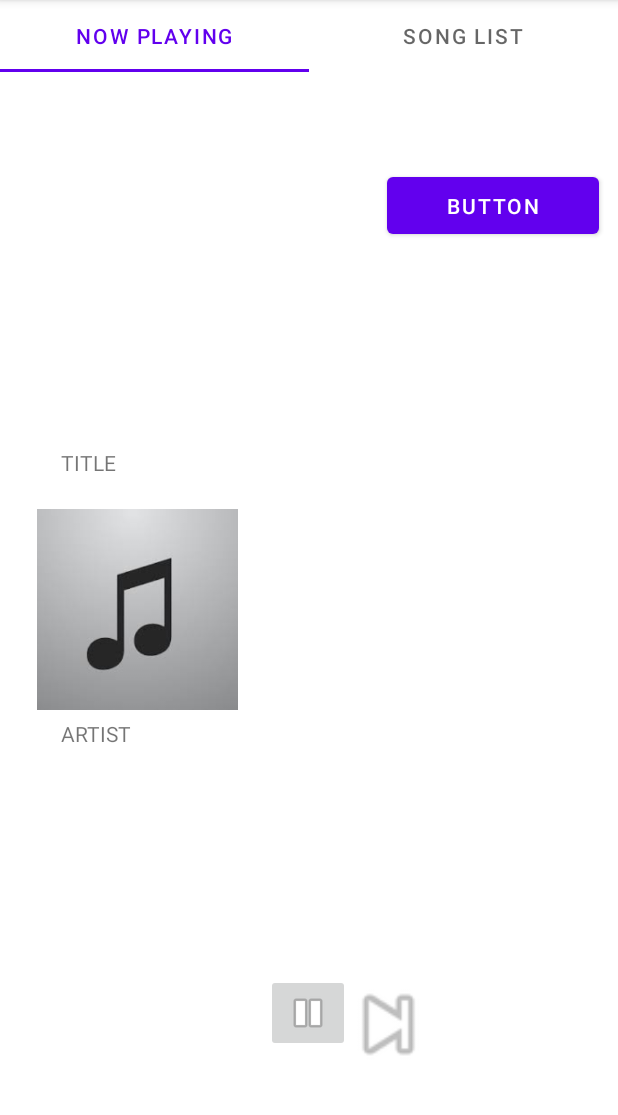
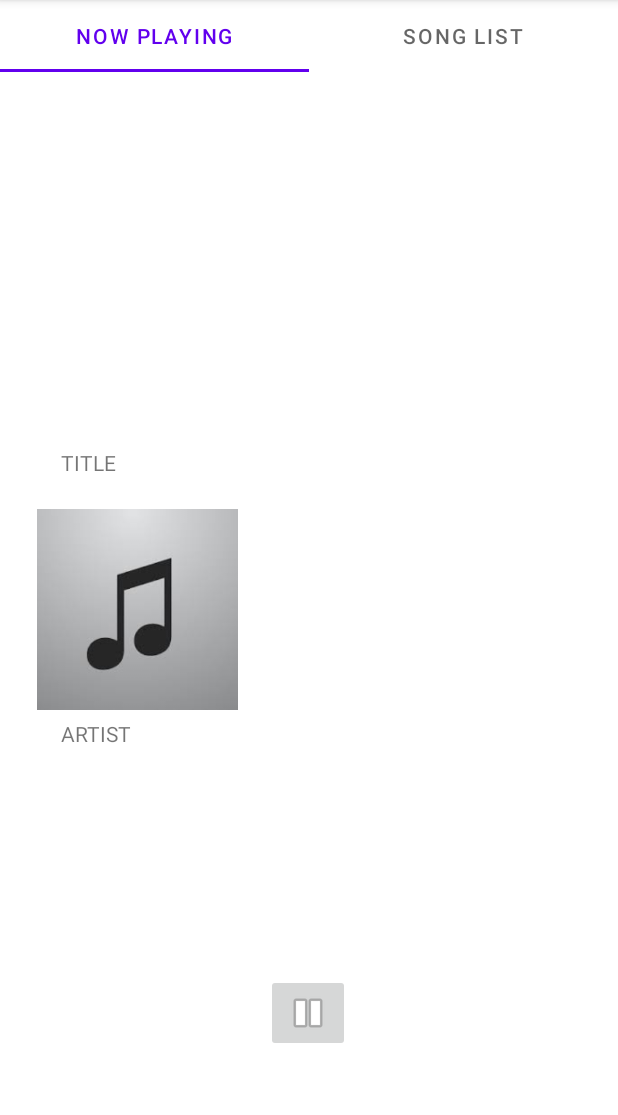
Before and after one commit to Riyas-vk/Project_Media_01, an Android app: the screen it shows after launch (MainActivity), after a tap on an icon or button, on a phone screen of 412 x 824 dp, the part 84-1199 px from its top. Run offline under Robolectric (Android 15) with nearby library versions, the phone set to English and light mode, and no system bars; 2 statements that could not run were skipped.

Commit message:
new commit

```diff
--- a/app/src/main/java/com/example/project_vehicle_01/MainActivity.java
+++ b/app/src/main/java/com/example/project_vehicle_01/MainActivity.java
@@ -31,8 +31,8 @@ public class MainActivity extends AppCompatActivity {
     FragmentAdapter adapter;
     IMyAidlInterface iMyAidlInterface;
     Boolean connected=true;
-    Button btn;
-    ImageButton imgBtn1;
+
+
 
 
 
@@ -54,8 +54,7 @@ public class MainActivity extends AppCompatActivity {
         tabLayout.addTab(tabLayout.newTab().setText("Now Playing"));
         tabLayout.addTab(tabLayout.newTab().setText("Song List"));
 
-        btn=findViewById(R.id.button);
-        imgBtn1=findViewById(R.id.play);
+
 
         tabLayout.addOnTabSelectedListener(new TabLayout.OnTabSelectedListener() {
             @Override
@@ -84,31 +83,31 @@ public class MainActivity extends AppCompatActivity {
             }
         });
 
-        Intent intent = new Intent("com.example.project_vehicle_service_01.AIDL");
-
-        intent.setClassName("com.example.project_vehicle_service_01",
-                "com.example.project_vehicle_service_01.MyService");
-        if(getBaseContext().getApplicationContext().bindService(intent, serviceCon, Context.BIND_AUTO_CREATE)){
-            connected=true;
-            Toast.makeText(getApplicationContext(), "BindServiceSuccess", Toast.LENGTH_SHORT).show();
-            System.out.println("success");
-        }else
-            Toast.makeText(getApplicationContext(), "BindServiceFailed", Toast.LENGTH_SHORT).show();
+//        Intent intent = new Intent("com.example.project_vehicle_service_01.AIDL");
+//
+//        intent.setClassName("com.example.project_vehicle_service_01",
+//                "com.example.project_vehicle_service_01.MyService");
+//        if(getBaseContext().getApplicationContext().bindService(intent, serviceCon, Context.BIND_AUTO_CREATE)){
+//            connected=true;
+//            Toast.makeText(getApplicationContext(), "BindServiceSuccess", Toast.LENGTH_SHORT).show();
+//            System.out.println("success");
+//        }else
+//            Toast.makeText(getApplicationContext(), "BindServiceFailed", Toast.LENGTH_SHORT).show();
 
 
 }
 
-    private final ServiceConnection serviceCon=new ServiceConnection() {
-        @Override
-        public void onServiceConnected(ComponentName componentName, IBinder iBinder) {
-            iMyAidlInterface = IMyAidlInterface.Stub.asInterface(iBinder);
-        }
-
-        @Override
-        public void onServiceDisconnected(ComponentName componentName) {
-
-        }
-    };
+//    private final ServiceConnection serviceCon=new ServiceConnection() {
+//        @Override
+//        public void onServiceConnected(ComponentName componentName, IBinder iBinder) {
+//            iMyAidlInterface = IMyAidlInterface.Stub.asInterface(iBinder);
+//        }
+//
+//        @Override
+//        public void onServiceDisconnected(ComponentName componentName) {
+//
+//        }
+//    };
 
 
     public void play(View view) { ;
@@ -123,21 +122,4 @@ public class MainActivity extends AppCompatActivity {
 
     }
 
-    public void playSong(View view) {
-            view.setVisibility(View.INVISIBLE);
-            try {
-                iMyAidlInterface.playSong();
-            } catch (RemoteException e) {
-                e.printStackTrace();
-            }
-
-    }
-
-    public void pauseSong(View view) {
-        try {
-            iMyAidlInterface.playSong();
-        } catch (RemoteException e) {
-            e.printStackTrace();
-        }
-        }
 }
--- a/app/src/main/java/com/example/project_vehicle_01/NowPlayingFragment.java
+++ b/app/src/main/java/com/example/project_vehicle_01/NowPlayingFragment.java
@@ -1,11 +1,16 @@
 package com.example.project_vehicle_01;
 
+import android.content.ComponentName;
+import android.content.Context;
+import android.content.Intent;
+import android.content.ServiceConnection;
 import android.os.Bundle;
 
 import androidx.annotation.NonNull;
 import androidx.annotation.Nullable;
 import androidx.fragment.app.Fragment;
 
+import android.os.IBinder;
 import android.os.RemoteException;
 import android.view.LayoutInflater;
 import android.view.View;
@@ -13,6 +18,7 @@ import android.view.ViewGroup;
 import android.widget.Button;
 import android.widget.ImageButton;
 import android.widget.ImageView;
+import android.widget.Toast;
 
 import Common.IMyAidlInterface;
 
@@ -23,10 +29,10 @@ import Common.IMyAidlInterface;
  */
 public class NowPlayingFragment extends Fragment {
     private IMyAidlInterface iMyAidlInterface;
-    private Button button;
-    ImageView test;
+    Boolean connected=true;
+
     private ImageButton imgBtn1,imgBtn2;
-    MainActivity main;
+
 
     // TODO: Rename parameter arguments, choose names that match
     // the fragment initialization parameters, e.g. ARG_ITEM_NUMBER
@@ -64,22 +70,61 @@ public class NowPlayingFragment extends Fragment {
     @Override
     public void onCreate(Bundle savedInstanceState) {
         super.onCreate(savedInstanceState);
+
+        Intent intent = new Intent("com.example.project_vehicle_service_01.AIDL");
+
+        intent.setClassName("com.example.project_vehicle_service_01",
+                "com.example.project_vehicle_service_01.MyService");
+        if(getActivity().getBaseContext().getApplicationContext().bindService(intent, serviceCon, Context.BIND_AUTO_CREATE)){
+            connected=true;
+            Toast.makeText(getContext(), "BindServiceSuccess", Toast.LENGTH_SHORT).show();
+            System.out.println("success");
+        }else
+            Toast.makeText(getContext(), "BindServiceFailed", Toast.LENGTH_SHORT).show();
+
         if (getArguments() != null) {
             mParam1 = getArguments().getString(ARG_PARAM1);
             mParam2 = getArguments().getString(ARG_PARAM2);
         }
     }
+    private final ServiceConnection serviceCon=new ServiceConnection() {
+        @Override
+        public void onServiceConnected(ComponentName componentName, IBinder iBinder) {
+            iMyAidlInterface = IMyAidlInterface.Stub.asInterface(iBinder);
+        }
+
+        @Override
+        public void onServiceDisconnected(ComponentName componentName) {
+
+        }
+    };
 
     @Override
     public void onViewCreated(@NonNull View view, @Nullable Bundle savedInstanceState) {
-        test=view.findViewById(R.id.imageView2);
         imgBtn1=view.findViewById(R.id.play);
         imgBtn2=view.findViewById(R.id.pause);
+
+        imgBtn1.setOnClickListener(new View.OnClickListener() {
+            @Override
+            public void onClick(View view) {
+                try {
+                    iMyAidlInterface.playSong();
+                    view.setVisibility(View.INVISIBLE);
+                } catch (RemoteException e) {
+                    e.printStackTrace();
+                }
+            }
+        });
+
         imgBtn2.setOnClickListener(new View.OnClickListener() {
             @Override
             public void onClick(View view) {
+                try {
+                    iMyAidlInterface.pauseSong();
+                } catch (RemoteException e) {
+                    e.printStackTrace();
+                }
                 imgBtn1.setVisibility(View.VISIBLE);
-
             }
         });
         super.onViewCreated(view, savedInstanceState);
--- a/app/src/main/res/layout/fragment_now_playing.xml
+++ b/app/src/main/res/layout/fragment_now_playing.xml
@@ -54,24 +54,11 @@
         app:layout_constraintVertical_bias="0.497" />
 
 
-    <Button
-        android:id="@+id/button"
-        android:layout_width="141dp"
-        android:layout_height="50dp"
-        android:onClick="play"
-        android:text="Button"
-        app:layout_constraintBottom_toBottomOf="parent"
-        app:layout_constraintEnd_toEndOf="parent"
-        app:layout_constraintHorizontal_bias="0.952"
-        app:layout_constraintStart_toStartOf="parent"
-        app:layout_constraintTop_toTopOf="parent"
-        app:layout_constraintVertical_bias="0.096" />
 
     <ImageButton
         android:id="@+id/pause"
         android:layout_width="wrap_content"
         android:layout_height="wrap_content"
-        android:onClick="pauseSong"
         android:src="@android:drawable/ic_media_pause"
         app:layout_constraintBottom_toBottomOf="parent"
         app:layout_constraintEnd_toEndOf="parent"
@@ -84,7 +71,6 @@
         android:id="@+id/play"
         android:layout_width="wrap_content"
         android:layout_height="wrap_content"
-        android:onClick="playSong"
         android:src="@android:drawable/ic_media_play"
         app:layout_constraintBottom_toBottomOf="parent"
         app:layout_constraintEnd_toEndOf="parent"
@@ -93,16 +79,5 @@
         app:layout_constraintTop_toTopOf="parent"
         app:layout_constraintVertical_bias="0.9" />
 
-    <ImageView
-        android:id="@+id/imageView2"
-        android:layout_width="82dp"
-        android:layout_height="70dp"
-        android:onClick="testing"
-        android:src="@android:drawable/ic_media_next"
-        app:layout_constraintBottom_toBottomOf="parent"
-        app:layout_constraintEnd_toEndOf="parent"
-        app:layout_constraintHorizontal_bias="0.661"
-        app:layout_constraintStart_toStartOf="parent"
-        app:layout_constraintTop_toTopOf="parent"
-        app:layout_constraintVertical_bias="0.923" />
+
 </androidx.constraintlayout.widget.ConstraintLayout>
```
Also changed, not shown: app/src/main/aidl/Common/IMyAidlInterface.aidl.
